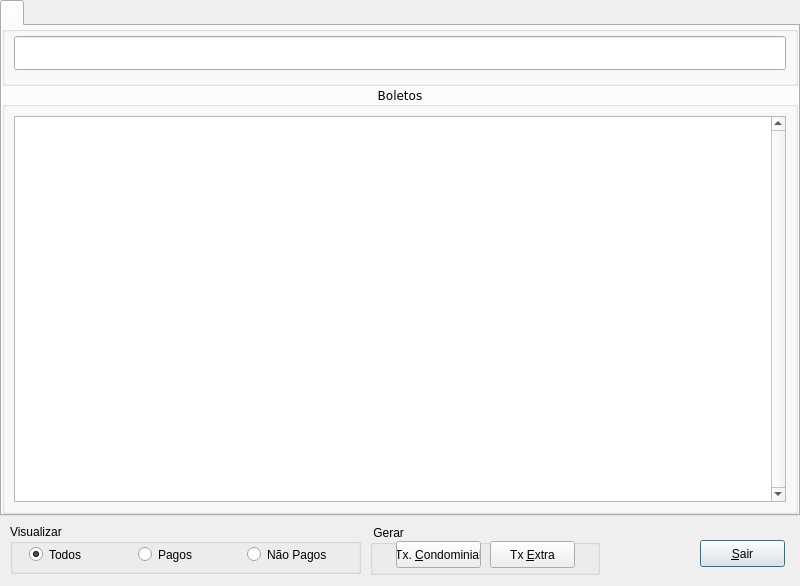
Above: Projects/Blink/Plugins/financier/managerticket.ui from MarcoBueno1/qrad before the change. Below: the same form after it.
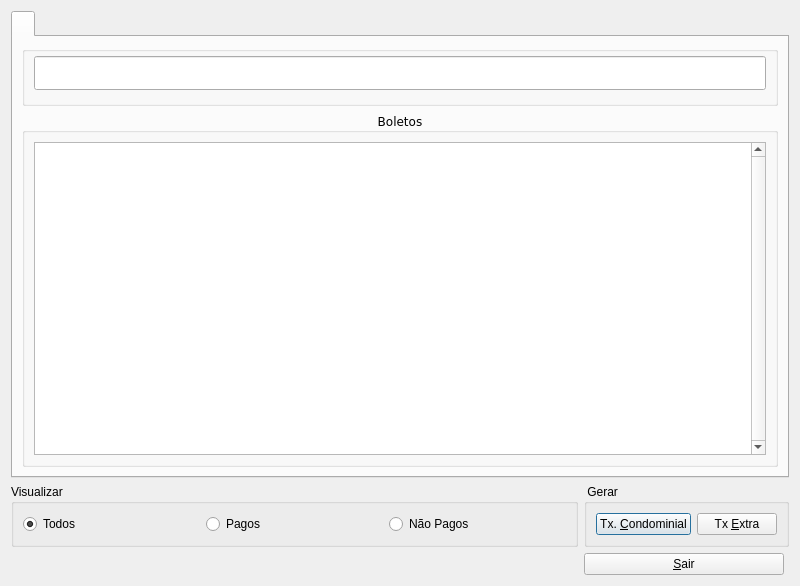
That is the form after the change. Custom widgets are drawn as their Qt base class.

What changed in the file:
```diff
--- a/Projects/Blink/Plugins/financier/managerticket.ui
+++ b/Projects/Blink/Plugins/financier/managerticket.ui
@@ -13,15 +13,9 @@
   <property name="windowTitle">
    <string/>
   </property>
+  <layout class="QGridLayout" name="gridLayout_5">
+   <item row="0" column="0" colspan="2">
   <widget class="QTabWidget" name="tabWidget">
-   <property name="geometry">
-    <rect>
-     <x>0</x>
-     <y>0</y>
-     <width>800</width>
-     <height>516</height>
-    </rect>
-   </property>
    <property name="font">
     <font>
      <family>Verdana</family>
@@ -39,21 +33,75 @@
      <string/>
     </attribute>
     <layout class="QGridLayout" name="gridLayout_2">
+       <item row="0" column="0">
+        <widget class="QGroupBox" name="groupBox_2">
+         <property name="minimumSize">
+          <size>
+           <width>0</width>
+           <height>60</height>
+          </size>
+         </property>
+         <property name="maximumSize">
+          <size>
+           <width>16777215</width>
+           <height>60</height>
+          </size>
+         </property>
+         <property name="font">
+          <font>
+           <family>Verdana</family>
+           <pointsize>9</pointsize>
+           <weight>75</weight>
+           <bold>true</bold>
+          </font>
+         </property>
+         <property name="title">
+          <string/>
+         </property>
+         <property name="alignment">
+          <set>Qt::AlignHCenter|Qt::AlignTop</set>
+         </property>
+         <layout class="QHBoxLayout" name="horizontalLayout">
+          <property name="spacing">
+           <number>6</number>
+          </property>
      <property name="leftMargin">
-      <number>0</number>
+           <number>9</number>
      </property>
      <property name="topMargin">
       <number>0</number>
      </property>
      <property name="rightMargin">
-      <number>0</number>
+           <number>9</number>
      </property>
      <property name="bottomMargin">
-      <number>0</number>
-     </property>
-     <property name="spacing">
-      <number>0</number>
-     </property>
+           <number>9</number>
+          </property>
+          <item>
+           <widget class="QRadLineEditFakeEnter" name="lineEditSearch">
+            <property name="minimumSize">
+             <size>
+              <width>0</width>
+              <height>34</height>
+             </size>
+            </property>
+            <property name="maximumSize">
+             <size>
+              <width>16777215</width>
+              <height>34</height>
+             </size>
+            </property>
+            <property name="font">
+             <font>
+              <family>Verdana</family>
+              <pointsize>18</pointsize>
+             </font>
+            </property>
+           </widget>
+          </item>
+         </layout>
+        </widget>
+       </item>
      <item row="1" column="0">
       <widget class="QGroupBox" name="groupBoxItens">
        <property name="font">
@@ -70,8 +118,8 @@
        <property name="alignment">
         <set>Qt::AlignCenter</set>
        </property>
-       <layout class="QHBoxLayout" name="horizontalLayout_4">
-        <item>
+         <layout class="QGridLayout" name="gridLayout">
+          <item row="0" column="0">
          <widget class="QRadTableViewSearch" name="tableViewSearch">
           <property name="font">
            <font>
@@ -108,151 +156,17 @@
        </layout>
       </widget>
      </item>
-     <item row="0" column="0">
-      <widget class="QGroupBox" name="groupBox_2">
-       <property name="minimumSize">
-        <size>
-         <width>0</width>
-         <height>60</height>
-        </size>
-       </property>
-       <property name="maximumSize">
-        <size>
-         <width>16777215</width>
-         <height>60</height>
-        </size>
-       </property>
-       <property name="font">
-        <font>
-         <family>Verdana</family>
-         <pointsize>9</pointsize>
-         <weight>75</weight>
-         <bold>true</bold>
-        </font>
-       </property>
-       <property name="title">
-        <string/>
-       </property>
-       <property name="alignment">
-        <set>Qt::AlignHCenter|Qt::AlignTop</set>
-       </property>
-       <layout class="QHBoxLayout" name="horizontalLayout">
-        <property name="spacing">
-         <number>6</number>
-        </property>
-        <property name="leftMargin">
-         <number>9</number>
-        </property>
-        <property name="topMargin">
-         <number>0</number>
-        </property>
-        <property name="rightMargin">
-         <number>9</number>
-        </property>
-        <property name="bottomMargin">
-         <number>9</number>
-        </property>
-        <item>
-         <widget class="QRadLineEditFakeEnter" name="lineEditSearch">
-          <property name="minimumSize">
-           <size>
-            <width>0</width>
-            <height>34</height>
-           </size>
-          </property>
-          <property name="maximumSize">
-           <size>
-            <width>16777215</width>
-            <height>34</height>
-           </size>
-          </property>
-          <property name="font">
-           <font>
-            <family>Verdana</family>
-            <pointsize>18</pointsize>
-           </font>
-          </property>
-         </widget>
-        </item>
-       </layout>
-      </widget>
-     </item>
-    </layout>
-   </widget>
-  </widget>
-  <widget class="QPushButton" name="PshBtnSair">
-   <property name="geometry">
-    <rect>
-     <x>700</x>
-     <y>540</y>
-     <width>85</width>
-     <height>27</height>
-    </rect>
-   </property>
-   <property name="text">
-    <string>&amp;Sair</string>
-   </property>
-  </widget>
-  <widget class="QGroupBox" name="groupBox">
-   <property name="geometry">
-    <rect>
-     <x>370</x>
-     <y>525</y>
-     <width>230</width>
-     <height>50</height>
-    </rect>
-   </property>
-   <property name="title">
-    <string> Gerar</string>
-   </property>
-   <widget class="QPushButton" name="PshBtnTxExtra">
-    <property name="geometry">
-     <rect>
-      <x>120</x>
-      <y>16</y>
-      <width>85</width>
-      <height>27</height>
-     </rect>
-    </property>
-    <property name="text">
-     <string>Tx &amp;Extra</string>
-    </property>
-   </widget>
-   <widget class="QPushButton" name="PshBtnTxCondominial">
-    <property name="geometry">
-     <rect>
-      <x>26</x>
-      <y>16</y>
-      <width>85</width>
-      <height>27</height>
-     </rect>
-    </property>
-    <property name="text">
-     <string>Tx. &amp;Condominial</string>
-    </property>
-   </widget>
-  </widget>
+      </layout>
+     </widget>
+    </widget>
+   </item>
+   <item row="1" column="0">
   <widget class="QGroupBox" name="groupBox_3">
-   <property name="geometry">
-    <rect>
-     <x>10</x>
-     <y>524</y>
-     <width>351</width>
-     <height>50</height>
-    </rect>
-   </property>
    <property name="title">
     <string>Visualizar</string>
    </property>
-   <widget class="QWidget" name="">
-    <property name="geometry">
-     <rect>
-      <x>19</x>
-      <y>21</y>
-      <width>321</width>
-      <height>19</height>
-     </rect>
-    </property>
+     <layout class="QGridLayout" name="gridLayout_4">
+      <item row="0" column="0">
     <layout class="QHBoxLayout" name="horizontalLayout_2">
      <item>
       <widget class="QRadioButton" name="radioButtonAll">
@@ -279,8 +193,53 @@
       </widget>
      </item>
     </layout>
-   </widget>
-  </widget>
+      </item>
+     </layout>
+    </widget>
+   </item>
+   <item row="1" column="1">
+    <widget class="QGroupBox" name="groupBox">
+     <property name="title">
+      <string> Gerar</string>
+     </property>
+     <layout class="QGridLayout" name="gridLayout_3">
+      <item row="0" column="0">
+       <widget class="QPushButton" name="PshBtnTxCondominial">
+        <property name="text">
+         <string>Tx. &amp;Condominial</string>
+        </property>
+       </widget>
+      </item>
+      <item row="0" column="1">
+       <widget class="QPushButton" name="PshBtnTxExtra">
+        <property name="text">
+         <string>Tx &amp;Extra</string>
+        </property>
+       </widget>
+      </item>
+     </layout>
+    </widget>
+   </item>
+   <item row="2" column="1">
+    <widget class="QPushButton" name="PshBtnSair">
+     <property name="minimumSize">
+      <size>
+       <width>0</width>
+       <height>0</height>
+      </size>
+     </property>
+     <property name="maximumSize">
+      <size>
+       <width>200</width>
+       <height>16777215</height>
+      </size>
+     </property>
+     <property name="text">
+      <string>&amp;Sair</string>
+     </property>
+    </widget>
+   </item>
+  </layout>
  </widget>
  <customwidgets>
   <customwidget>
```
Lines whose indentation alone changed are shown as unchanged.
